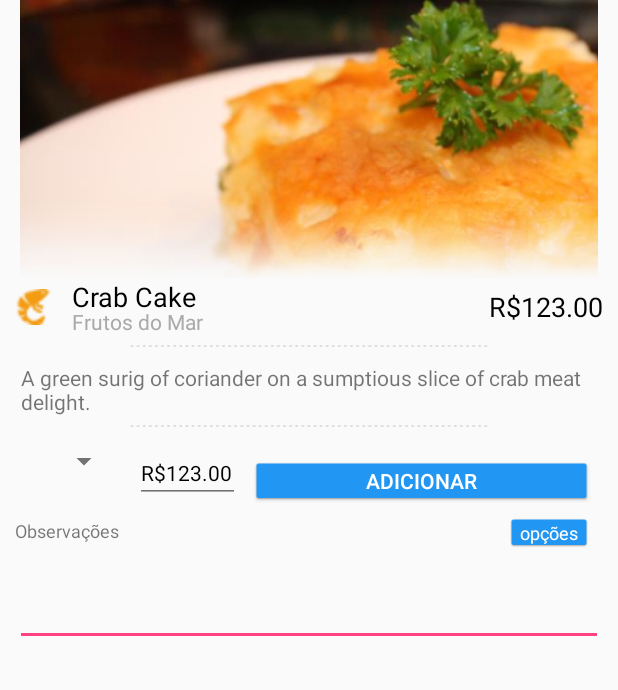
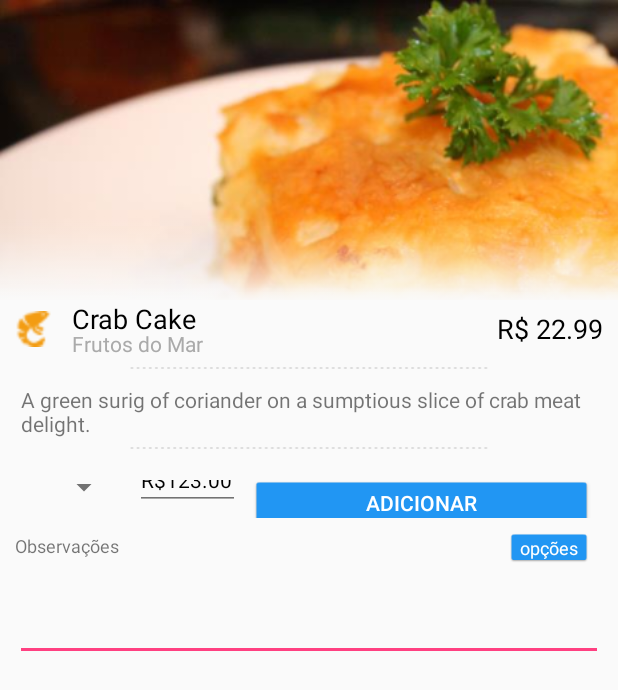
Before and after one commit to alessandrogurgel/pedefacil, an Android app: the fragment PratoMainFragment shown on its own in the app's theme, on a phone screen of 412 x 824 dp. Shown: the top 690 px of the screen. Run offline under Robolectric (Android 15) with nearby library versions, the phone set to English and light mode, and no system bars; libraries missing offline, so code that uses them is left out: com.afollestad.materialdialogs, com.rey.material; plain views replace Button, EditText, Spinner; 7 statements that could not run were skipped.

Commit message:
quantidade, total, figura de categoria

```diff
--- /dev/null
+++ b/YourAppIdea/src/main/java/org/michenux/yourappidea/restaurante/CategoryContentProvider.java
@@ -0,0 +1,37 @@
+package org.michenux.yourappidea.restaurante;
+
+import java.util.HashMap;
+
+/**
+ * Created by alessandro.gurgel on 7/12/15.
+ */
+public class CategoryContentProvider {
+
+    private static final CategoryContentProvider instance;
+
+    private HashMap<String,String> categoryImageFiles;
+
+    private CategoryContentProvider() {
+
+        categoryImageFiles = new HashMap<String,String>();
+        categoryImageFiles.put("Frutos do Mar", "category_prawn");
+        categoryImageFiles.put("Sobremesas", "category_dessert");
+        categoryImageFiles.put("Comida Chinesa", "category_chinese");
+        categoryImageFiles.put("Sanduíches", "category_sandwich");
+        categoryImageFiles.put("Aperitivos", "category_aperitivo");
+        categoryImageFiles.put("Pizzas", "category_pizza");
+        categoryImageFiles.put("Massas", "category_spaguetti");
+        categoryImageFiles.put("Carnes", "category_steak");
+
+    }
+
+    public static final CategoryContentProvider getInstance() {return instance;}
+
+    public String getImageFromCategory(String category){
+        return categoryImageFiles.get(category);
+    }
+
+    static{
+        instance = new CategoryContentProvider();
+    }
+}
--- /dev/null
+++ b/YourAppIdea/src/main/java/org/michenux/yourappidea/restaurante/RestauranteConstants.java
@@ -0,0 +1,9 @@
+package org.michenux.yourappidea.restaurante;
+
+/**
+ * Created by alessandro.gurgel on 7/12/15.
+ */
+public interface RestauranteConstants {
+
+    public static final String KEY_CARDAPIO_ITEM_ID = "cardapioId";
+}
--- a/YourAppIdea/src/main/java/org/michenux/yourappidea/restaurante/cardapio/CardapioContentProvider.java
+++ b/YourAppIdea/src/main/java/org/michenux/yourappidea/restaurante/cardapio/CardapioContentProvider.java
@@ -8,9 +8,7 @@ import java.util.List;
  */
 public class CardapioContentProvider
 {
-    public List<CardapioItem> getCardapio() {
-        return cardapio;
-    }
+    private static final CardapioContentProvider instance;
 
     private List<CardapioItem> cardapio;
 
@@ -23,18 +21,18 @@ public class CardapioContentProvider
     private void initCardapio()
     {
         cardapio = new ArrayList<CardapioItem>();
-        CardapioItem c1 = new CardapioItem(1, "Crab Cake", "pic01", "A green surig of coriander on a sumptious slice of crab meat delight.", 22.99, "Frutos do Mar");
-        CardapioItem c2 = new CardapioItem(2, "Chocolate Pancakes", "pic02", "A rich creamy chocolate delight of thick creamy chocolate sauce on a hot fresh pancake.", 12.50, "Sobremesas");
-        CardapioItem c3 = new CardapioItem(3, "Steak Sirloin", "pic03", "A Think rump of meat roasted to perfection and accompanied by an illegal sauce.", 44.99, "Carnes");;
-        CardapioItem c4 = new CardapioItem(4, "Chicken Burger", "pic04", "2 pieces of fresh bread with slices of the finest chicken between them.", 30.99, "Sanduíches");
-        CardapioItem c5 = new CardapioItem(5, "Swizz Ham and Cheese", "pic05", "Last meal of felons in Switzerland.\n A little more descriptive text comes here to fill space.\n We charge You Rs.", 15.00, "Aperitivos");
-        CardapioItem c6 = new CardapioItem(6, "Sea Food Platter", "pic06", "Freshly caught Prawns, Crabs and other shellfish marinated in a spicy tomato sauce for your rioting taste buds.", 62.20, "Frutos do Mar");
-        CardapioItem c7 = new CardapioItem(7, "Deluxe Sandwich", "pic07", "2 pieces of fresh bread with slices of the finest chicken roasted with awesome oil between them.\n Eat it to experience it!", 22.00, "Sanduíches");
-        CardapioItem c8 = new CardapioItem(8, "Pepperoni Pizza", "pic08", "An Italian Delight for the palate to enjoy. Feshly baked in a traditional oven, this is something you dont want to miss.", 33.99, "Pizzas");
-        CardapioItem c9 = new CardapioItem(9, "Chinese Meal", "pic09", "Rice, Some Balls and Veggies. \n mmm... made in china.", 18.50, "Comida Chinesa");
-        CardapioItem c10 = new CardapioItem(10, "Chocolate Dosa Rolled", "pic10", "A rolled delight of culinary masterpiece that nations have gone to war for its recipe.", 14.00, "Sobremesas");
-        CardapioItem c11 = new CardapioItem(11, "Allegro Pasta", "pic11", "A unique blend of a secret sauce as well as traditional pasta cooking techniques handed over from father to son over 20 generations.", 41.00, "Massas");
-        CardapioItem c12 = new CardapioItem(12, "Chocolate Muffin", "pic12", "Delicious", 12.75, "Sobremesas");
+        CardapioItem c1 = new CardapioItem(0, "Crab Cake", "pic01", "A green surig of coriander on a sumptious slice of crab meat delight.", 22.99, "Frutos do Mar");
+        CardapioItem c2 = new CardapioItem(1, "Chocolate Pancakes", "pic02", "A rich creamy chocolate delight of thick creamy chocolate sauce on a hot fresh pancake.", 12.50, "Sobremesas");
+        CardapioItem c3 = new CardapioItem(2, "Steak Sirloin", "pic03", "A Think rump of meat roasted to perfection and accompanied by an illegal sauce.", 44.99, "Carnes");;
+        CardapioItem c4 = new CardapioItem(3, "Chicken Burger", "pic04", "2 pieces of fresh bread with slices of the finest chicken between them.", 30.99, "Sanduíches");
+        CardapioItem c5 = new CardapioItem(4, "Swizz Ham and Cheese", "pic05", "Last meal of felons in Switzerland.\n A little more descriptive text comes here to fill space.\n We charge You Rs.", 15.00, "Aperitivos");
+        CardapioItem c6 = new CardapioItem(5, "Sea Food Platter", "pic06", "Freshly caught Prawns, Crabs and other shellfish marinated in a spicy tomato sauce for your rioting taste buds.", 62.20, "Frutos do Mar");
+        CardapioItem c7 = new CardapioItem(6, "Deluxe Sandwich", "pic07", "2 pieces of fresh bread with slices of the finest chicken roasted with awesome oil between them.\n Eat it to experience it!", 22.00, "Sanduíches");
+        CardapioItem c8 = new CardapioItem(7, "Pepperoni Pizza", "pic08", "An Italian Delight for the palate to enjoy. Feshly baked in a traditional oven, this is something you dont want to miss.", 33.99, "Pizzas");
+        CardapioItem c9 = new CardapioItem(8, "Chinese Meal", "pic09", "Rice, Some Balls and Veggies. \n mmm... made in china.", 18.50, "Comida Chinesa");
+        CardapioItem c10 = new CardapioItem(9, "Chocolate Dosa Rolled", "pic10", "A rolled delight of culinary masterpiece that nations have gone to war for its recipe.", 14.00, "Sobremesas");
+        CardapioItem c11 = new CardapioItem(10, "Allegro Pasta", "pic11", "A unique blend of a secret sauce as well as traditional pasta cooking techniques handed over from father to son over 20 generations.", 41.00, "Massas");
+        CardapioItem c12 = new CardapioItem(11, "Chocolate Muffin", "pic12", "Delicious", 12.75, "Sobremesas");
 
         cardapio.add(c1);
         cardapio.add(c2);
@@ -50,10 +48,16 @@ public class CardapioContentProvider
         cardapio.add(c12);
     }
 
-    private static final CardapioContentProvider instance;
+    public CardapioItem getCardapioById(int id) {
+        return cardapio.get(id);
+    }
 
     public static final CardapioContentProvider getInstance() {
         return instance;
+    }
+
+    public List<CardapioItem> getCardapio() {
+        return cardapio;
     }
 
     static{
--- a/YourAppIdea/src/main/java/org/michenux/yourappidea/restaurante/prato/PratoMainFragment.java
+++ b/YourAppIdea/src/main/java/org/michenux/yourappidea/restaurante/prato/PratoMainFragment.java
@@ -8,24 +8,38 @@ import android.view.MenuInflater;
 import android.view.MenuItem;
 import android.view.View;
 import android.view.ViewGroup;
+import android.widget.ArrayAdapter;
+import android.widget.ImageView;
+import android.widget.TextView;
 
 import com.afollestad.materialdialogs.MaterialDialog;
+import com.rey.material.widget.EditText;
+import com.rey.material.widget.Spinner;
 
-import org.michenux.drodrolib.ui.fragment.MasterDetailFragmentHelper;
-import org.michenux.drodrolib.ui.fragment.MasterDetailFragments;
+import org.michenux.drodrolib.resources.ResourceUtils;
 import org.michenux.yourappidea.R;
-import org.michenux.yourappidea.friends.FriendDetailFragment;
-import org.michenux.yourappidea.friends.FriendListFragment;
+import org.michenux.yourappidea.restaurante.CategoryContentProvider;
+import org.michenux.yourappidea.restaurante.RestauranteConstants;
+import org.michenux.yourappidea.restaurante.cardapio.CardapioContentProvider;
+import org.michenux.yourappidea.restaurante.cardapio.CardapioItem;
 
 /**
  * Created by alessandro.gurgel on 7/11/15.
  */
 public class PratoMainFragment extends Fragment
 {
+    private CardapioItem cardapioItem;
+
     @Override
     public void onCreate(Bundle savedInstanceState) {
         super.onCreate(savedInstanceState);
         setHasOptionsMenu(true);
+
+        Bundle bundle = this.getArguments();
+
+        int cardapioId = bundle.getInt(RestauranteConstants.KEY_CARDAPIO_ITEM_ID);
+        cardapioItem = CardapioContentProvider.getInstance().getCardapioById(cardapioId);
+
     }
 
     @Override
@@ -33,19 +47,43 @@ public class PratoMainFragment extends Fragment
                              Bundle savedInstanceState) {
         View view = inflater.inflate(R.layout.prato_main, container, false);
 
-//        MasterDetailFragments currentFragments = MasterDetailFragmentHelper
-//                .getCurrentFragments(R.id.friendmain_fragment,
-//                        R.id.frienddetail_fragment, FriendDetailFragment.class,
-//                        getChildFragmentManager());
-//        if ( currentFragments.master == null ) {
-//            currentFragments.master = FriendListFragment.newInstance();
-//        }
-//
-//
-//        MasterDetailFragmentHelper.initFragments(currentFragments, R.id.friendmain_fragment,
-//                R.id.frienddetail_fragment, getResources().getConfiguration(), getChildFragmentManager());
+        TextView name = (TextView) view.findViewById(R.id.prato_name);
+        name.setText(cardapioItem.getName());
+
+        TextView price = (TextView) view.findViewById(R.id.prato_price);
+        price.setText(String.format("R$ %.2f", cardapioItem.getPrice()));
+
+        TextView category = (TextView) view.findViewById(R.id.prato_category);
+        category.setText(cardapioItem.getCategoy());
+
+        ImageView picture = (ImageView) view.findViewById(R.id.prato_picture);
+        picture.setImageDrawable(ResourceUtils.getDrawableByName(
+                cardapioItem.getImageName(), getActivity()));
+
+        Spinner quantitySpinner = (Spinner) view.findViewById(R.id.prato_pedido_quantidade);
+        String[] items = new String[10];
+        for  (int i = 0; i < 10; i++)
+        {
+            items[i] = Integer.toString(i + 1);
+        }
+        ArrayAdapter<String> adapter = new ArrayAdapter<String>(getActivity(), R.layout.row_spn, items);
+        quantitySpinner.setAdapter(adapter);
+        quantitySpinner.setSelection(0);
+
+        final EditText total = (EditText) view.findViewById(R.id.prato_pedido_total);
+        total.setText(price.getText());
 
 
+        quantitySpinner.setOnItemClickListener(new Spinner.OnItemClickListener() {
+            @Override
+            public boolean onItemClick(Spinner spinner, View view, int i, long l) {
+                double totalPrice = (i + 1) * cardapioItem.getPrice();
+                total.setText(String.format("R$ %.2f", totalPrice));
+                return true;
+            }
+        });
+        ImageView categoryPicture = (ImageView) view.findViewById(R.id.prato_category_picture);
+        categoryPicture.setImageDrawable(ResourceUtils.getDrawableByName(CategoryContentProvider.getInstance().getImageFromCategory(cardapioItem.getCategoy()), getActivity()));
         return view ;
     }
 
--- a/YourAppIdea/src/main/res/layout/prato_main.xml
+++ b/YourAppIdea/src/main/res/layout/prato_main.xml
@@ -29,9 +29,9 @@
 
                 <ImageView
                     android:id="@+id/prato_picture"
-                    android:layout_width="match_parent"
-                    android:layout_height="185dip"
-                    android:padding="0dip"
+                    android:layout_width="fill_parent"
+                    android:scaleType="fitXY"
+                    android:layout_height="200dip"
                     android:src="@drawable/pic01"/>
 
             </LinearLayout>
@@ -46,7 +46,7 @@
                 android:layout_below="@+id/layout_prato_header">
 
                 <ImageView
-                    android:id="@+id/prato_category_icon"
+                    android:id="@+id/prato_category_picture"
                     android:src="@drawable/category_prawn"
                     android:layout_width="24dp"
                     android:layout_height="24dp"
@@ -57,7 +57,7 @@
                     android:layout_width="wrap_content"
                     android:layout_height="wrap_content"
                     android:orientation="vertical"
-                    android:layout_toRightOf="@+id/prato_category_icon"
+                    android:layout_toRightOf="@+id/prato_category_picture"
                     android:layout_centerInParent="true"
                     >
                     <TextView
@@ -146,7 +146,7 @@
                     style="@style/Material.Widget.Spinner.Light"
                     android:id="@+id/prato_pedido_quantidade"
                     android:layout_width="wrap_content"
-                    android:layout_height="wrap_content"
+                    android:layout_height="30dp"
                     android:minWidth="70dp"
 
                     app:rd_style="@style/Material.Drawable.Ripple.Wave.Light"
@@ -163,7 +163,7 @@
                     style="@style/Material.Widget.EditText.Light"
                     android:id="@+id/prato_pedido_total"
                     android:layout_width="70dp"
-                    android:layout_height="wrap_content"
+                    android:layout_height="30dp"
                     android:layout_marginLeft="10dp"
                     android:textColor="#FF000000"
                     android:textAppearance="@style/Base.TextAppearance.AppCompat.Body1"
@@ -181,7 +181,7 @@
                     style="@style/RaiseWaveColorButtonRippleStyle"
                     android:id="@+id/prato_adicionar_pedido"
                     android:layout_width="0dp"
-                    android:layout_height="26dp"
+                    android:layout_height="30dp"
                     android:layout_weight="0.4"
                     android:layout_marginTop="5dp"
                     android:layout_marginLeft="10dp"
```
Also changed, not shown: YourAppIdea/src/main/java/org/michenux/yourappidea/restaurante/cardapio/CardapioAdapter.java (+10 -11 lines), YourAppIdea/src/main/res/layout/row_spn.xml (added, +13 -0 lines), YourAppIdea/src/main/res/values/styles.xml (+7 -0 lines), YourAppIdea/src/main/res/drawable-xhdpi/category_aperitivo.png (added).
